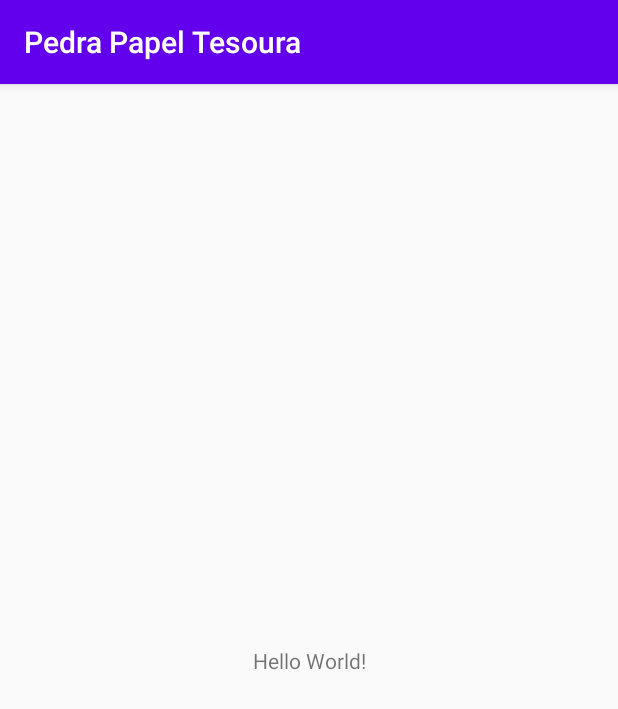
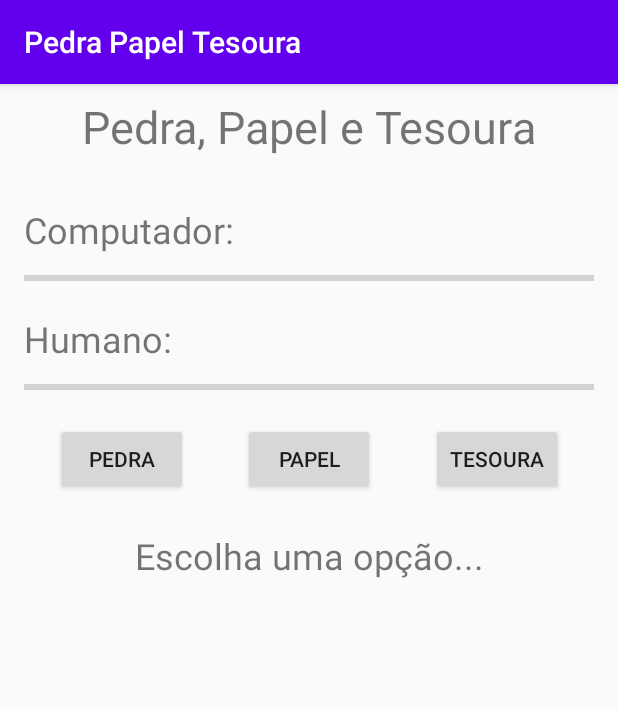
Before and after one commit to LuisGuilhermeCipriani/PedraPapelTesouraSpockLagarto, an Android app: the screen it shows after launch (MainActivity), on a phone screen of 412 x 824 dp. Shown: the top 709 px of the screen. Run offline under Robolectric (Android 15) with nearby library versions, the phone set to English and light mode, and no system bars.

Commit message:
Adiciona um layout inicial

```diff
--- a/app/src/main/res/layout/activity_main.xml
+++ b/app/src/main/res/layout/activity_main.xml
@@ -7,12 +7,116 @@
     tools:context=".MainActivity">
 
     <TextView
+        android:id="@+id/textView3"
         android:layout_width="wrap_content"
         android:layout_height="wrap_content"
-        android:text="Hello World!"
+        android:layout_marginTop="16dp"
+        android:text="Humano:"
+        android:textSize="24sp"
+        app:layout_constraintEnd_toEndOf="parent"
+        app:layout_constraintHorizontal_bias="0.0"
+        app:layout_constraintStart_toStartOf="@+id/progressBarComputador"
+        app:layout_constraintTop_toBottomOf="@+id/progressBarComputador" />
+
+    <ProgressBar
+        android:id="@+id/progressBarHumano"
+        style="?android:attr/progressBarStyleHorizontal"
+        android:layout_width="0dp"
+        android:layout_height="wrap_content"
+        android:layout_marginTop="8dp"
+        android:layout_marginEnd="16dp"
+        android:layout_marginRight="16dp"
+        android:max="15"
+        app:layout_constraintEnd_toEndOf="parent"
+        app:layout_constraintStart_toStartOf="@+id/textView3"
+        app:layout_constraintTop_toBottomOf="@+id/textView3" />
+
+    <TextView
+        android:id="@+id/textView2"
+        android:layout_width="wrap_content"
+        android:layout_height="wrap_content"
+        android:layout_marginTop="8dp"
+        android:text="Pedra, Papel e Tesoura"
+        android:textSize="30sp"
         app:layout_constraintBottom_toBottomOf="parent"
         app:layout_constraintLeft_toLeftOf="parent"
         app:layout_constraintRight_toRightOf="parent"
-        app:layout_constraintTop_toTopOf="parent" />
+        app:layout_constraintTop_toTopOf="parent"
+        app:layout_constraintVertical_bias="0.0" />
+
+    <TextView
+        android:id="@+id/textView"
+        android:layout_width="wrap_content"
+        android:layout_height="wrap_content"
+        android:layout_marginStart="16dp"
+        android:layout_marginLeft="16dp"
+        android:layout_marginTop="32dp"
+        android:text="Computador:"
+        android:textSize="24sp"
+        app:layout_constraintEnd_toEndOf="parent"
+        app:layout_constraintHorizontal_bias="0.0"
+        app:layout_constraintStart_toStartOf="parent"
+        app:layout_constraintTop_toBottomOf="@+id/textView2" />
+
+    <ProgressBar
+        android:id="@+id/progressBarComputador"
+        style="?android:attr/progressBarStyleHorizontal"
+        android:layout_width="0dp"
+        android:layout_height="wrap_content"
+        android:layout_marginTop="8dp"
+        android:layout_marginEnd="16dp"
+        android:layout_marginRight="16dp"
+        android:max="15"
+        app:layout_constraintEnd_toEndOf="parent"
+        app:layout_constraintStart_toStartOf="@+id/textView"
+        app:layout_constraintTop_toBottomOf="@+id/textView" />
+
+    <Button
+        android:id="@+id/buttonPedra"
+        android:layout_width="wrap_content"
+        android:layout_height="wrap_content"
+        android:text="Pedra"
+        app:layout_constraintBaseline_toBaselineOf="@+id/buttonPapel"
+        app:layout_constraintEnd_toStartOf="@+id/buttonPapel"
+        app:layout_constraintHorizontal_bias="0.5"
+        app:layout_constraintStart_toStartOf="parent" />
+
+    <Button
+        android:id="@+id/buttonPapel"
+        android:layout_width="wrap_content"
+        android:layout_height="wrap_content"
+        android:layout_marginTop="16dp"
+        android:text="Papel"
+        app:layout_constraintEnd_toStartOf="@+id/buttonTesoura"
+        app:layout_constraintHorizontal_bias="0.5"
+        app:layout_constraintStart_toEndOf="@+id/buttonPedra"
+        app:layout_constraintTop_toBottomOf="@+id/progressBarHumano" />
+
+    <Button
+        android:id="@+id/buttonTesoura"
+        android:layout_width="wrap_content"
+        android:layout_height="wrap_content"
+        android:text="Tesoura"
+        app:layout_constraintBaseline_toBaselineOf="@+id/buttonPapel"
+        app:layout_constraintEnd_toEndOf="parent"
+        app:layout_constraintHorizontal_bias="0.5"
+        app:layout_constraintStart_toEndOf="@+id/buttonPapel" />
+
+    <TextView
+        android:id="@+id/textView4"
+        android:layout_width="0dp"
+        android:layout_height="wrap_content"
+        android:layout_marginStart="16dp"
+        android:layout_marginLeft="16dp"
+        android:layout_marginTop="24dp"
+        android:layout_marginEnd="16dp"
+        android:layout_marginRight="16dp"
+        android:gravity="center"
+        android:text="Escolha uma opção..."
+        android:textSize="24sp"
+        app:layout_constraintEnd_toEndOf="parent"
+        app:layout_constraintHorizontal_bias="0.5"
+        app:layout_constraintStart_toStartOf="parent"
+        app:layout_constraintTop_toBottomOf="@+id/buttonPapel" />
 
 </androidx.constraintlayout.widget.ConstraintLayout>
```
